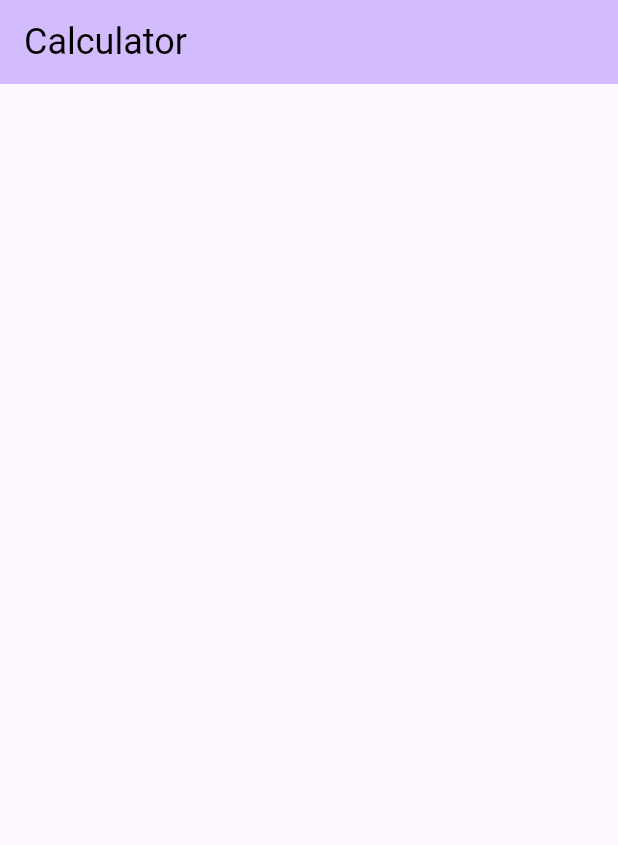
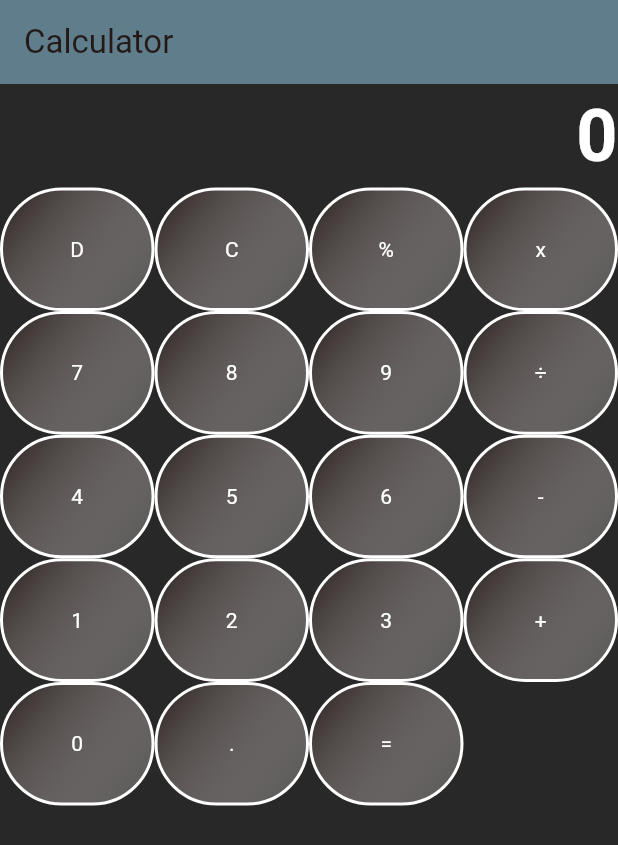
Before and after one commit to Huzaifa-Quadri/Calculator-App, a Flutter app: the screen it shows after launch, on a phone screen of 412 x 824 dp. Shown: the top 845 px of the screen. Run offline on Flutter 3.47's test engine with Material 3 defaults, Android fonts, the phone set to English and light mode, and no system bars.

Commit message:
Number Button Display and Base format Ready

```diff
--- /dev/null
+++ b/lib/buildbutton.dart
@@ -0,0 +1,60 @@
+import 'package:flutter/material.dart';
+
+class NumberButton extends StatelessWidget {
+  const NumberButton({super.key, required this.bvalue});
+  final String bvalue;
+
+  @override
+  Widget build(BuildContext context) {
+    final screenSize = MediaQuery.of(context).size;
+    // return Container(
+    //   // padding: const EdgeInsets.all(10),
+    //   width: screenSize.width / 4,
+    //   height: screenSize.width / 5,
+    //   alignment: Alignment.center,
+    //   child: InkWell(
+    //     onTap: () {},
+    //     // borderRadius: BorderRadius.circular(1000),
+    //     // customBorder: CircleBorder(eccentricity: 1.0,side: BorderSide(color: Colors.white38)),
+    //     child: Text(
+    //       bvalue,
+    //       style: const TextStyle(
+    //         color: Colors.white,
+    //       ),
+    //     ),
+    //   ),
+    // );
+    return InkWell(
+      borderRadius: BorderRadius.circular(screenSize.width / 4),
+      onTap: (){},
+      child: Container(
+        // margin: EdgeInsets.all(2),
+        width: screenSize.width / 4,
+        height: screenSize.width / 5,
+        clipBehavior: Clip.hardEdge,
+        decoration: BoxDecoration(
+          borderRadius: BorderRadius.circular(screenSize.width / 4),
+          border: Border.all(
+            color: Colors.white, // White border color
+            width: 2.0, // Adjust border width as needed
+          ),
+          gradient: LinearGradient(colors: [
+            Theme.of(context).colorScheme.onBackground.withOpacity(0.9),
+            Theme.of(context).colorScheme.background.withOpacity(0.2),
+          ],
+          begin: Alignment.topLeft,
+          end: Alignment.bottomRight,
+          )
+        ),
+        child: Center(
+          child: Text(
+            bvalue,
+            style: const TextStyle(
+              color: Colors.white,
+            ),
+          ),
+        ),
+      ),
+    );
+    }
+}
--- /dev/null
+++ b/lib/buttondata.dart
@@ -0,0 +1,44 @@
+class Btn {
+  static const String del = "D";
+  static const String clr = "C";
+  static const String per = "%";
+  static const String multiply = "x";
+  static const String divide = "÷";
+  static const String add = "+";
+  static const String subtract = "-";
+  static const String calculate = "=";
+  static const String dot = ".";
+
+  static const String n0 = "0";
+  static const String n1 = "1";
+  static const String n2 = "2";
+  static const String n3 = "3";
+  static const String n4 = "4";
+  static const String n5 = "5";
+  static const String n6 = "6";
+  static const String n7 = "7";
+  static const String n8 = "8";
+  static const String n9 = "9";
+
+  static const List<String> buttonValues = [
+    del,
+    clr,
+    per,
+    multiply,
+    n7,
+    n8,
+    n9,
+    divide,
+    n4,
+    n5,
+    n6,
+    subtract,
+    n1,
+    n2,
+    n3,
+    add,
+    n0,
+    dot,
+    calculate,
+  ];
+}
--- /dev/null
+++ b/lib/calculatorScreen.dart
@@ -0,0 +1,53 @@
+// ignore: file_names
+import 'package:calculator/buildbutton.dart';
+import 'package:calculator/buttondata.dart';
+import 'package:flutter/material.dart';
+
+class CalculatorScreen extends StatefulWidget {
+  const CalculatorScreen({super.key});
+
+  @override
+  State<CalculatorScreen> createState() => _CalculatorScreenState();
+}
+
+class _CalculatorScreenState extends State<CalculatorScreen> {
+  @override
+  Widget build(BuildContext context) {
+    // final screenSize = MediaQuery.of(context);
+    return Scaffold(
+      appBar: AppBar(
+          backgroundColor: Colors.blueGrey,
+          title: const Text(
+            "Calculator",
+            textAlign: TextAlign.left,
+            style: TextStyle(backgroundColor: Color.fromARGB(0, 0, 0, 0)),
+          )),
+      backgroundColor: const Color.fromARGB(255, 40, 40, 40),
+      body: SingleChildScrollView(
+        child: Column(
+          //* Output area
+          children: [
+            Container(
+              alignment: Alignment.bottomRight,
+              child: const Text(
+                "0",
+                textAlign: TextAlign.end,
+                style: TextStyle(
+                    color: Colors.white,
+                    fontSize: 48,
+                    fontWeight: FontWeight.bold),
+              ),
+            ),
+            //button
+            Wrap(
+              children: Btn.buttonValues
+                  .map(
+                    (characters) => NumberButton(bvalue: characters),
+                  ).toList(),
+            )
+          ],
+        ),
+      ),
+    );
+  }
+}
--- a/lib/main.dart
+++ b/lib/main.dart
@@ -1,3 +1,4 @@
+import 'package:calculator/calculatorScreen.dart';
 import 'package:flutter/material.dart';
 
 void main() {
@@ -13,63 +14,57 @@ class MyApp extends StatelessWidget {
     return MaterialApp(
       title: 'Flutter Demo',
       theme: ThemeData(
-        // This is the theme of your application.
-        //
-        // TRY THIS: Try running your application with "flutter run". You'll see
-        // the application has a purple toolbar. Then, without quitting the app,
-        // try changing the seedColor in the colorScheme below to Colors.green
-        // and then invoke "hot reload" (save your changes or press the "hot
-        // reload" button in a Flutter-supported IDE, or press "r" if you used
-        // the command line to start the app).
-        //
-        // Notice that the counter didn't reset back to zero; the application
-        // state is not lost during the reload. To reset the state, use hot
-        // restart instead.
-        //
-        // This works for code too, not just values: Most code changes can be
-        // tested with just a hot reload.
-        colorScheme: ColorScheme.fromSeed(seedColor: Colors.deepPurple),
+        colorScheme: ColorScheme.fromSeed(seedColor:const Color.fromARGB(255, 219, 70, 25)),
         useMaterial3: true,
       ),
-      home: const MyHomePage(title: 'Flutter Demo Home Page'),
+      home: const CalculatorScreen(),
     );
   }
 }
 
-class MyHomePage extends StatefulWidget {
-  const MyHomePage({super.key, required this.title});
+// class MyCalculator extends StatefulWidget {
+//   const MyCalculator({super.key});
+//   // This class is the configuration for the state. It holds the values (in this
+//   // case the title) provided by the parent (in this case the App widget) and
+//   // used by the build method of the State. Fields in a Widget subclass are
+//   // always marked "final".
 
-  // This widget is the home page of your application. It is stateful, meaning
-  // that it has a State object (defined below) that contains fields that affect
-  // how it looks.
+//   @override
+//   State<MyCalculator> createState() => _MyCalcState();
+// }
 
-  // This class is the configuration for the state. It holds the values (in this
-  // case the title) provided by the parent (in this case the App widget) and
-  // used by the build method of the State. Fields in a Widget subclass are
-  // always marked "final".
+// class _MyCalcState extends State<MyCalculator> {
+//   @override
+//   Widget build(BuildContext context) {
+//     // This method is rerun every time setState is called, for instance as done
+//     // by the _incrementCounter method above.
+//     return Scaffold(
+//       appBar: AppBar(
+//         // backgroundColor: Theme.of(context).colorScheme.inversePrimary,
+//         title: const Text(
+//           "Calculator",
+//           // style: TextStyle(color: Color.fromARGB(255, 0, 0, 0), fontSize: 24),
+//         ),
+//       ),
+//       body: GridView(
+//                 gridDelegate:const SliverGridDelegateWithFixedCrossAxisCount(
+//                   crossAxisCount: 2,
+//                   childAspectRatio:3/2,
+//                   crossAxisSpacing: 20,
+//                   mainAxisExtent: 20,
+//             ),
+//           children:const [
+//             Text("1", style: TextStyle(color: Colors.black),),
+//             Text("1", style: TextStyle(color: Colors.black),),
+//             Text("1", style: TextStyle(color: Colors.black),),
+//             Text("1", style: TextStyle(color: Colors.black),),
+//             Text("1", style: TextStyle(color: Colors.black),),
+//             Text("1", style: TextStyle(color: Colors.black),),
+//           ],
+//           ),
 
-  final String title;
 
-  @override
-  State<MyHomePage> createState() => _MyHomePageState();
-}
 
-class _MyHomePageState extends State<MyHomePage> {
-
-  @override
-  Widget build(BuildContext context) {
-    // This method is rerun every time setState is called, for instance as done
-    // by the _incrementCounter method above.
-    //
-    // The Flutter framework has been optimized to make rerunning build methods
-    // fast, so that you can just rebuild anything that needs updating rather
-    // than having to individually change instances of widgets.
-    return Scaffold(
-      appBar: AppBar(
-        backgroundColor: Theme.of(context).colorScheme.inversePrimary,
-        title: const Text("Calculator", style: TextStyle(color: Color.fromARGB(255, 0, 0, 0), fontSize: 24),),
-      ),
-
-    );
-  }
-}
+//     );
+//   }
+// }
```
